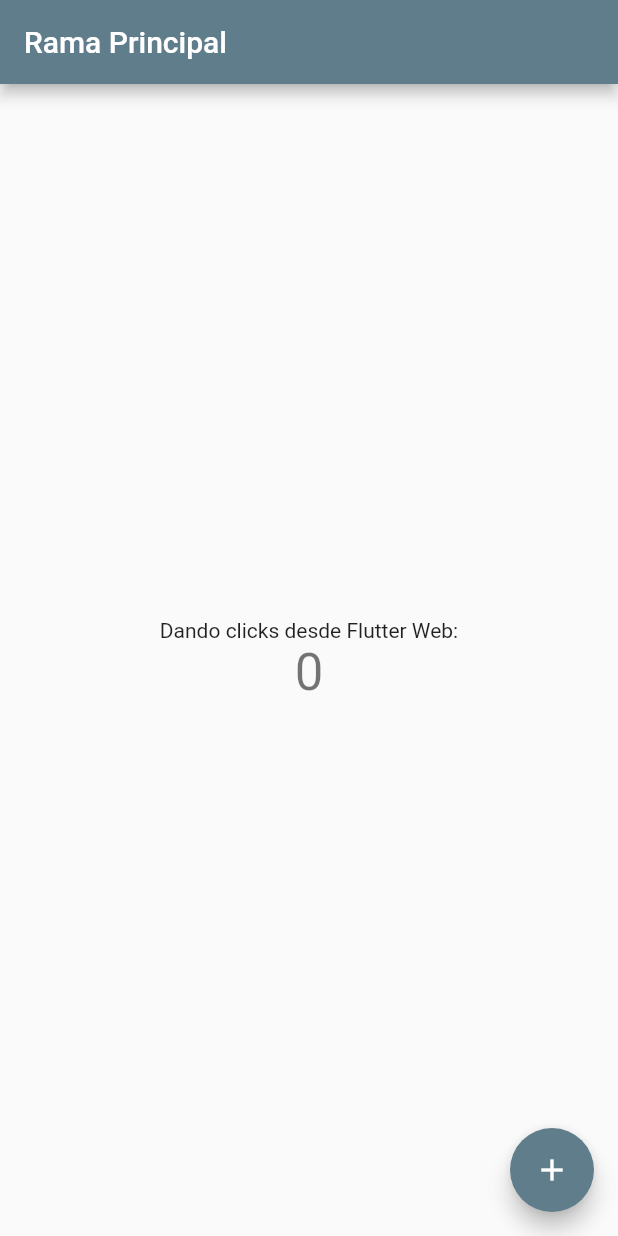
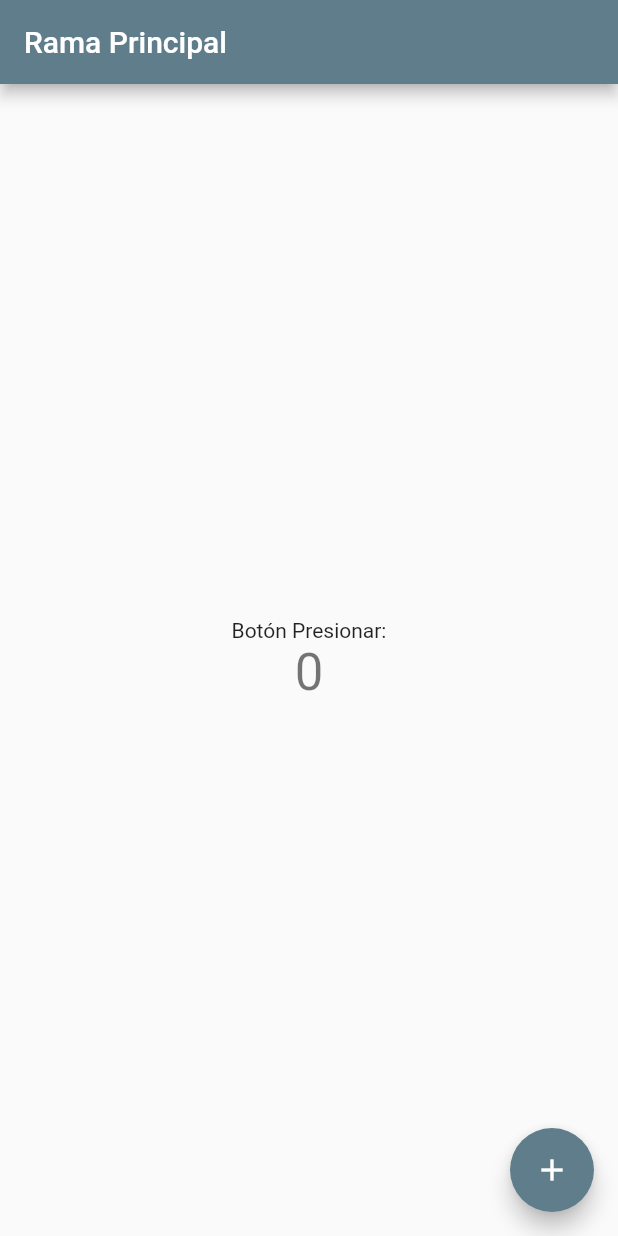
Before and after one commit to spainbarca/Git_GitHub, a Flutter app: the screen it shows after launch, on a phone screen of 412 x 824 dp. Run offline on Flutter 3.47's test engine with Material 2 defaults, Android fonts, the phone set to English and light mode, and no system bars.

Commit message:
Se actualizó el texto central

```diff
--- a/lib/main.dart
+++ b/lib/main.dart
@@ -58,7 +58,7 @@
           mainAxisAlignment: MainAxisAlignment.center,
           children: <Widget>[
             const Text(
-              'Dando clicks desde Flutter Web:',
+              'Botón Presionar:',
             ),
             Text(
               '$_counter',
```
